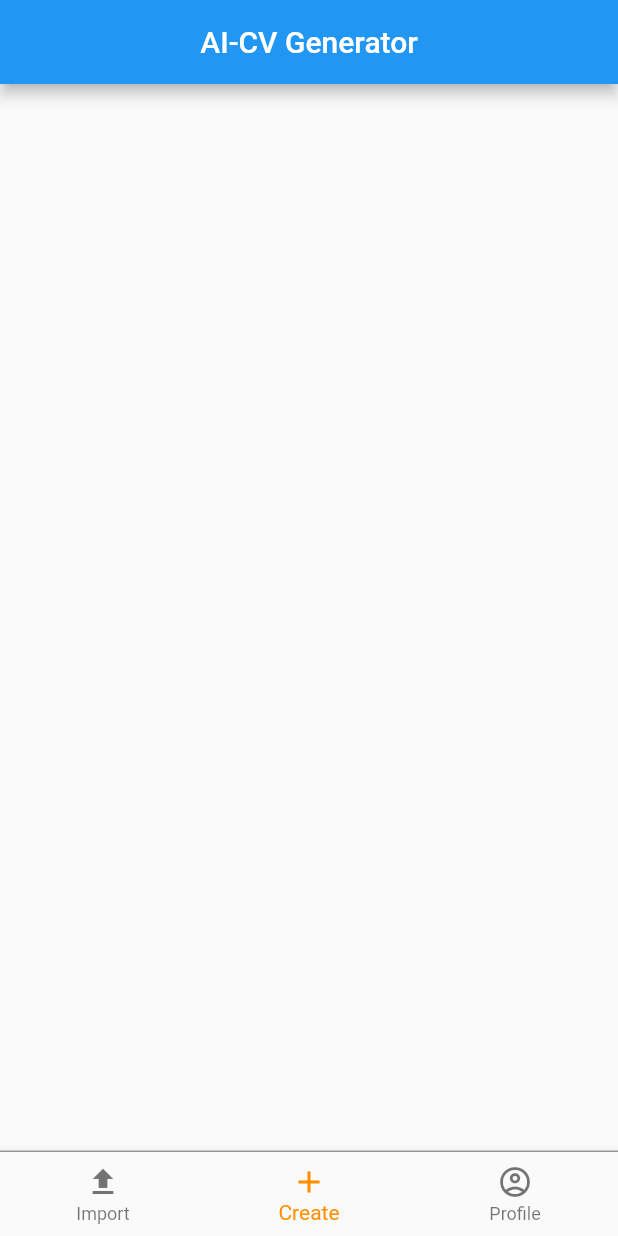
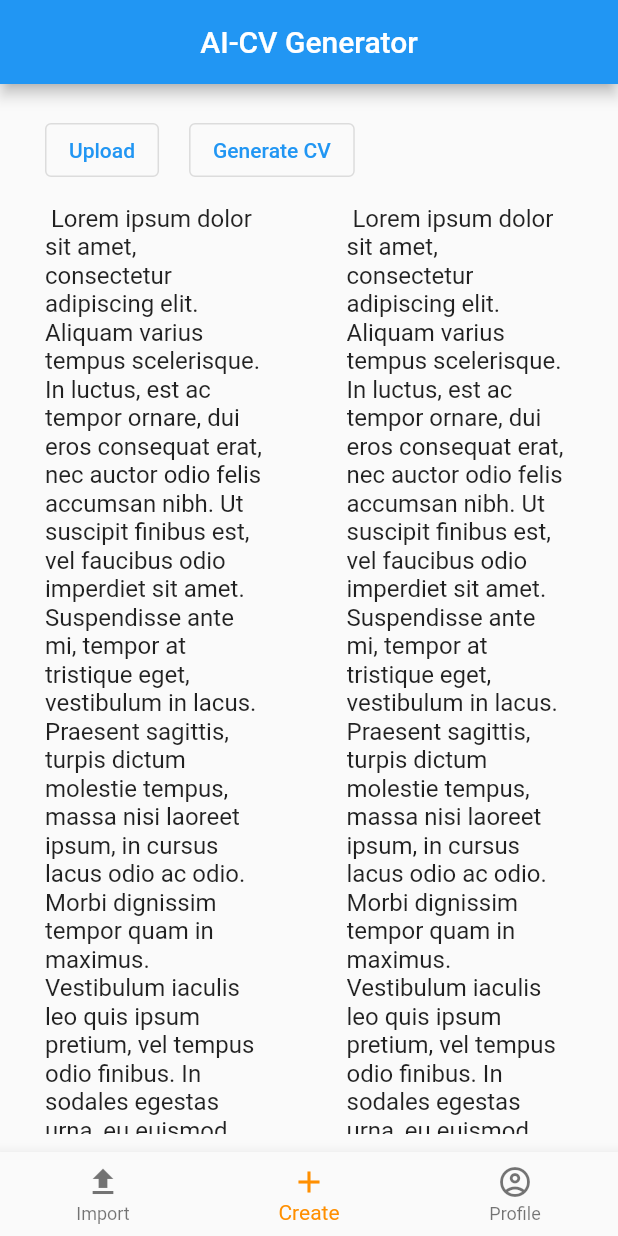
Before and after one commit to COS301-SE-2023/AI-CV-Generator, a Flutter app: the screen it shows after launch, on a phone screen of 412 x 824 dp. Run offline on Flutter 3.47's test engine with Material 2 defaults, Android fonts, the phone set to English and light mode, and no system bars.

Commit message:
Added styling
Added styling as well as the upload button and the generate button

```diff
--- a/fe/lib/pages/createCV.dart
+++ b/fe/lib/pages/createCV.dart
@@ -1,5 +1,5 @@
 import 'package:flutter/material.dart';
-
+import 'text.dart';
 // Left side is imported cv data that can be edited
 // Right side is generated cv data that can also be edited
 //side by side for comparison
@@ -11,12 +11,39 @@ class CreateCV extends StatelessWidget {
 
   @override
   Widget build(BuildContext context) {
-    return const Row(
-      textDirection: TextDirection.ltr,
-      children: [
-        Expanded(child: TextSpace()),
-        Expanded(child: TextSpace()),
-      ],
+    return Padding(
+      padding: EdgeInsets.only(top: 20),
+      child: Expanded(
+        child: Padding(
+          padding: EdgeInsets.symmetric(horizontal: 30),
+          child: Column(
+          children: [
+            Row(
+              children: [
+                OutlinedButton(
+                  onPressed: () {},
+                  child: const Text("Upload")
+                ),
+                SizedBox(width: 20),
+                OutlinedButton(
+                  onPressed: () {},
+                  child: const Text("Generate CV")
+                ),
+              ]
+            ),
+            Expanded(
+              child: Row(
+                children: [
+                  Expanded(child: TextSpace()),
+                  SizedBox(width: 50),
+                  Expanded(child: TextSpace()),
+                ],
+              ),
+            ),
+          ],
+        ),
+          ),
+      ),
     );
   }
 }
@@ -28,12 +55,27 @@ class TextSpace extends StatefulWidget {
 }
 
 class TextSpaceState extends State<TextSpace> {
-  var text = '';
+  var txt = TextEditingController();
+  String populateField() {
+    var t = "";
+    for(var i = 0; i < 4000; i++) {
+      t += "0";
+    }
+    return t;
+  }
 
   @override
   Widget build(BuildContext context) {
-    return const TextField(
-      maxLines: 99999,
+    txt.text = aiText;
+    return Padding(
+      padding: EdgeInsets.all(0),
+      child: TextField(
+        decoration: InputDecoration(
+          border: InputBorder.none,
+        ),
+        controller: txt,
+        maxLines: 99999,
+      )
     );
   }
 }
--- /dev/null
+++ b/fe/lib/pages/text.dart
@@ -0,0 +1,9 @@
+var aiText = """
+ Lorem ipsum dolor sit amet, consectetur adipiscing elit. Aliquam varius tempus scelerisque. In luctus, est ac tempor ornare, dui eros consequat erat, nec auctor odio felis accumsan nibh. Ut suscipit finibus est, vel faucibus odio imperdiet sit amet. Suspendisse ante mi, tempor at tristique eget, vestibulum in lacus. Praesent sagittis, turpis dictum molestie tempus, massa nisi laoreet ipsum, in cursus lacus odio ac odio. Morbi dignissim tempor quam in maximus. Vestibulum iaculis leo quis ipsum pretium, vel tempus odio finibus. In sodales egestas urna, eu euismod dolor hendrerit eget. Sed bibendum velit eu porttitor hendrerit. Phasellus venenatis aliquet enim, id lacinia eros maximus eu.
+
+Suspendisse cursus lorem et massa sodales, vitae condimentum lorem elementum. Etiam auctor libero non ante imperdiet tincidunt. Fusce porta sagittis tempor. Aliquam vestibulum ac tortor at finibus. Aliquam quis erat lectus. Sed scelerisque mi in eros malesuada, nec rhoncus ex vestibulum. Nulla fermentum lectus id sapien iaculis, eu porta metus tempor. Quisque et ultricies diam. Curabitur non aliquet erat, non venenatis nisl.
+
+Proin facilisis sed mi non condimentum. Pellentesque non ullamcorper leo. Morbi lacus diam, pretium eget venenatis eget, vestibulum at eros. Cras tellus libero, lacinia ac elementum quis, bibendum vel nisi. Praesent convallis placerat neque nec mollis. Integer faucibus metus sit amet lobortis consequat. Curabitur congue, magna pretium eleifend dignissim, nunc tellus varius elit, in fermentum mi mi eu magna. Vivamus posuere mauris ac ligula consectetur tincidunt. Ut ullamcorper libero eu tortor viverra dictum. Sed purus mauris, consectetur vel venenatis sit amet, imperdiet id est. Praesent vehicula nisi purus, a gravida arcu tempor non. Mauris sem turpis, vestibulum vel odio non, placerat accumsan erat. In nisi urna, feugiat eget mauris nec, ultricies pulvinar purus. Mauris sem diam, malesuada vel erat vel, tincidunt mattis elit. Vestibulum tempor, nulla et cursus sagittis, nisi sapien cursus metus, ut cursus eros leo feugiat magna. Pellentesque sem ipsum, rhoncus et interdum nec, lobortis non elit.
+
+Quisque suscipit gravida tellus a scelerisque. Nam fringilla posuere pharetra. Donec vel aliquam sem. Etiam iaculis feugiat ultrices. Donec eleifend mattis nisl finibus euismod. Quisque fermentum arcu a orci semper, a placerat lectus mollis. Nullam interdum purus sed nisi egestas porta. Curabitur elementum mi metus, id porttitor nunc pellentesque a. Donec a sodales nibh. Pellentesque a purus et lorem viverra fermentum. Suspendisse potenti.
+""";
```
